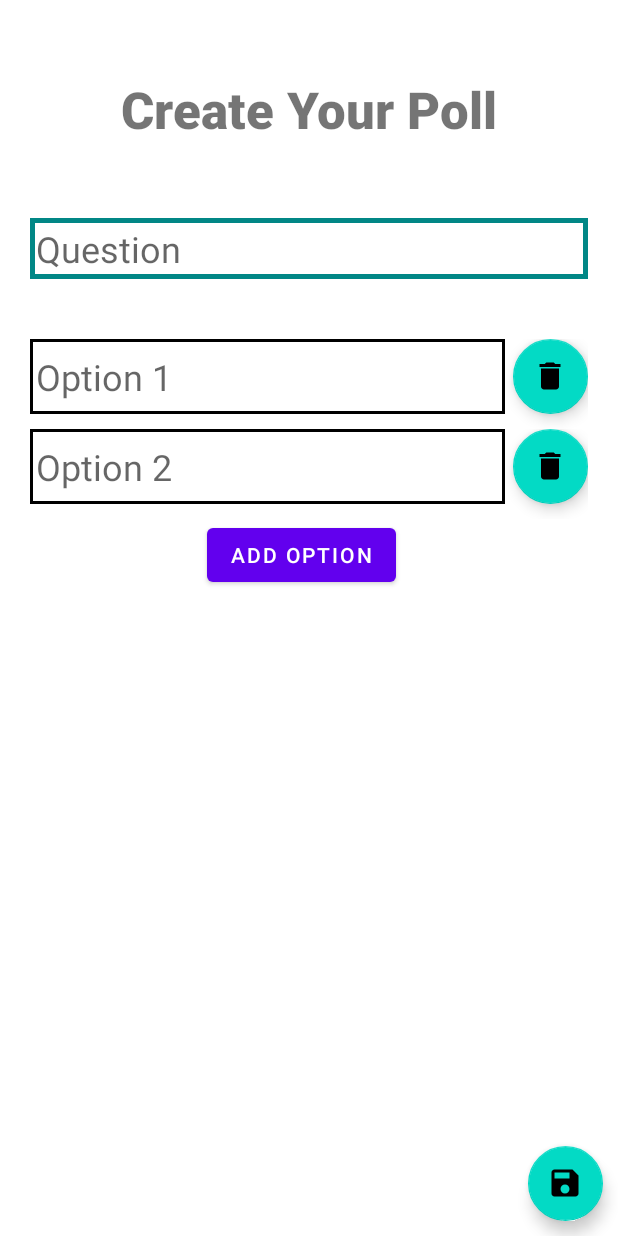
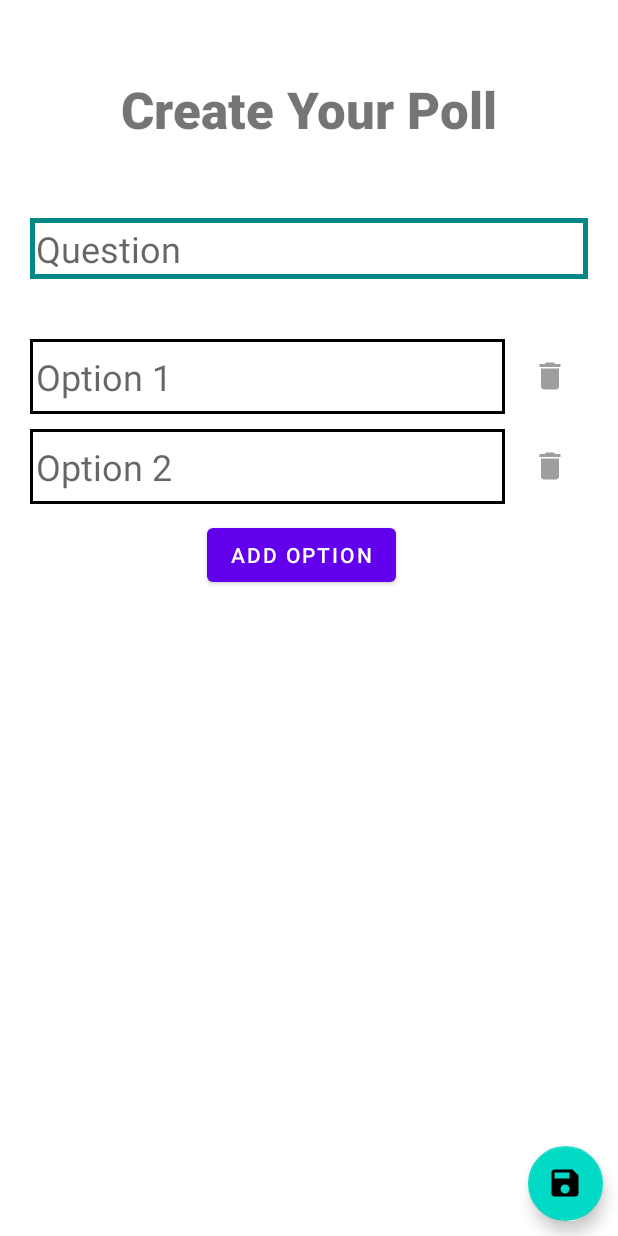
Before and after one commit to rahuladlakha/voting-app, an Android app: the NewPollActivity screen opened directly, with no data from a screen before it, on a phone screen of 412 x 824 dp. Run offline under Robolectric (Android 15) with nearby library versions, the light colour scheme and no system bars; our stand-ins replace Firebase (no records; nobody signed in at launch, a user with empty details on screens opened directly).

Commit message:
Added input poll functionality with FireBase and improvised createPoll's UI.

```diff
--- a/app/build.gradle
+++ b/app/build.gradle
@@ -44,5 +44,6 @@ dependencies {
     androidTestImplementation 'androidx.test.espresso:espresso-core:3.4.0'
     implementation 'com.google.android.gms:play-services-auth:19.2.0'
     implementation 'com.firebaseui:firebase-ui-auth:4.3.2'
+    implementation 'com.google.firebase:firebase-database:20.0.3'
     implementation 'com.mikhaellopez:circularimageview:4.3.0'
 }
--- a/app/src/main/java/com/rahul/votingapp/MainActivity.java
+++ b/app/src/main/java/com/rahul/votingapp/MainActivity.java
@@ -15,6 +15,8 @@ import com.google.android.gms.auth.api.signin.GoogleSignInClient;
 import com.google.android.material.bottomnavigation.BottomNavigationView;
 import com.google.firebase.auth.FirebaseAuth;
 import com.google.firebase.auth.FirebaseUser;
+import com.google.firebase.database.DatabaseReference;
+import com.google.firebase.database.FirebaseDatabase;
 
 import java.net.URL;
 
@@ -22,6 +24,7 @@ public class MainActivity extends AppCompatActivity {
     public static String username = null;
     public static String userEmail = null;
     public static Uri imageUrl = null;
+    static DatabaseReference dbRef;
 
     public void signout(View view){
         //Toast.makeText(this, "tapped",Toast.LENGTH_SHORT).show();
@@ -45,7 +48,7 @@ public class MainActivity extends AppCompatActivity {
     protected void onCreate(Bundle savedInstanceState) {
         super.onCreate(savedInstanceState);
         setContentView(R.layout.activity_main);
-
+        dbRef = FirebaseDatabase.getInstance().getReference();
         getSignInInfo();
 
         ((BottomNavigationView)findViewById(R.id.bottomNavigationView))
--- a/app/src/main/java/com/rahul/votingapp/SignInActivity.java
+++ b/app/src/main/java/com/rahul/votingapp/SignInActivity.java
@@ -32,7 +32,7 @@ public class SignInActivity extends AppCompatActivity {
     SignInButton btnSignIn;
     private static GoogleSignInClient mGoogleSignInClient;
     public static final int RC_SIGN_IN = 123;
-    private static FirebaseAuth mAuth;
+    static FirebaseAuth mAuth;
     public static void signout(){
         mAuth.signOut();
         mGoogleSignInClient.signOut();
--- a/app/src/main/res/layout/activity_new_poll.xml
+++ b/app/src/main/res/layout/activity_new_poll.xml
@@ -59,16 +59,6 @@
             android:orientation="vertical"
             android:padding="10dp">
 
-            <TextView
-                android:id="@+id/tvNoOptions"
-                android:layout_width="match_parent"
-                android:layout_height="50dp"
-                android:padding="4dp"
-                android:text="No options added"
-                android:textAlignment="center"
-                android:textSize="24sp"
-                android:visibility="gone" />
-
             <LinearLayout
                 android:layout_width="match_parent"
                 android:layout_height="wrap_content"
@@ -96,8 +86,12 @@
                     android:layout_width="50dp"
                     android:layout_height="50dp"
                     android:layout_marginStart="5dp"
+                    android:backgroundTint="@color/transparent"
+                    android:elevation="0dp"
+                    android:enabled="false"
                     android:src="@drawable/ic_baseline_delete_24"
-                    android:tint="@android:color/holo_red_light"
+                    app:borderWidth="0dp"
+                    app:elevation="0dp"
                     app:fabCustomSize="50dp" />
             </LinearLayout>
 
@@ -128,8 +122,12 @@
                     android:layout_width="50dp"
                     android:layout_height="50dp"
                     android:layout_marginStart="5dp"
+                    android:backgroundTint="@color/transparent"
+                    android:elevation="0dp"
+                    android:enabled="false"
                     android:src="@drawable/ic_baseline_delete_24"
-                    android:tint="@android:color/holo_red_light"
+                    app:borderWidth="0dp"
+                    app:elevation="0dp"
                     app:fabCustomSize="50dp" />
             </LinearLayout>
 
@@ -161,9 +159,12 @@
                     android:layout_width="50dp"
                     android:layout_height="50dp"
                     android:layout_marginStart="5dp"
+                    android:backgroundTint="@color/transparent"
+                    android:elevation="0dp"
                     android:src="@drawable/ic_baseline_delete_24"
-                    android:tint="@android:color/holo_red_light"
                     android:visibility="gone"
+                    app:borderWidth="0dp"
+                    app:elevation="0dp"
                     app:fabCustomSize="50dp" />
             </LinearLayout>
 
@@ -195,9 +196,12 @@
                     android:layout_width="50dp"
                     android:layout_height="50dp"
                     android:layout_marginStart="5dp"
+                    android:backgroundTint="@color/transparent"
+                    android:elevation="0dp"
                     android:src="@drawable/ic_baseline_delete_24"
-                    android:tint="@android:color/holo_red_light"
                     android:visibility="gone"
+                    app:borderWidth="0dp"
+                    app:elevation="0dp"
                     app:fabCustomSize="50dp" />
             </LinearLayout>
 
@@ -229,9 +233,12 @@
                     android:layout_width="50dp"
                     android:layout_height="50dp"
                     android:layout_marginStart="5dp"
+                    android:backgroundTint="@color/transparent"
+                    android:elevation="0dp"
                     android:src="@drawable/ic_baseline_delete_24"
-                    android:tint="@android:color/holo_red_light"
                     android:visibility="gone"
+                    app:borderWidth="0dp"
+                    app:elevation="0dp"
                     app:fabCustomSize="50dp" />
             </LinearLayout>
 
@@ -263,9 +270,12 @@
                     android:layout_width="50dp"
                     android:layout_height="50dp"
                     android:layout_marginStart="5dp"
+                    android:backgroundTint="@color/transparent"
+                    android:elevation="0dp"
                     android:src="@drawable/ic_baseline_delete_24"
-                    android:tint="@android:color/holo_red_light"
                     android:visibility="gone"
+                    app:borderWidth="0dp"
+                    app:elevation="0dp"
                     app:fabCustomSize="50dp" />
             </LinearLayout>
 
@@ -297,9 +307,12 @@
                     android:layout_width="50dp"
                     android:layout_height="50dp"
                     android:layout_marginStart="5dp"
+                    android:backgroundTint="@color/transparent"
+                    android:elevation="0dp"
                     android:src="@drawable/ic_baseline_delete_24"
-                    android:tint="@android:color/holo_red_light"
                     android:visibility="gone"
+                    app:borderWidth="0dp"
+                    app:elevation="0dp"
                     app:fabCustomSize="50dp" />
             </LinearLayout>
 
@@ -331,9 +344,12 @@
                     android:layout_width="50dp"
                     android:layout_height="50dp"
                     android:layout_marginStart="5dp"
+                    android:backgroundTint="@color/transparent"
+                    android:elevation="0dp"
                     android:src="@drawable/ic_baseline_delete_24"
-                    android:tint="@android:color/holo_red_light"
                     android:visibility="gone"
+                    app:borderWidth="0dp"
+                    app:elevation="0dp"
                     app:fabCustomSize="50dp" />
             </LinearLayout>
 
@@ -365,9 +381,12 @@
                     android:layout_width="50dp"
                     android:layout_height="50dp"
                     android:layout_marginStart="5dp"
+                    android:backgroundTint="@color/transparent"
+                    android:elevation="0dp"
                     android:src="@drawable/ic_baseline_delete_24"
-                    android:tint="@android:color/holo_red_light"
                     android:visibility="gone"
+                    app:borderWidth="0dp"
+                    app:elevation="0dp"
                     app:fabCustomSize="50dp" />
             </LinearLayout>
 
@@ -399,9 +418,12 @@
                     android:layout_width="50dp"
                     android:layout_height="50dp"
                     android:layout_marginStart="5dp"
+                    android:backgroundTint="@color/transparent"
+                    android:elevation="0dp"
                     android:src="@drawable/ic_baseline_delete_24"
-                    android:tint="@android:color/holo_red_light"
                     android:visibility="gone"
+                    app:borderWidth="0dp"
+                    app:elevation="0dp"
                     app:fabCustomSize="50dp" />
             </LinearLayout>
 
```
Also changed, not shown: app/src/main/java/com/rahul/votingapp/NewPollActivity.java (+78 -13 lines), app/src/main/java/com/rahul/votingapp/Poll.java (added, +23 -0 lines).
